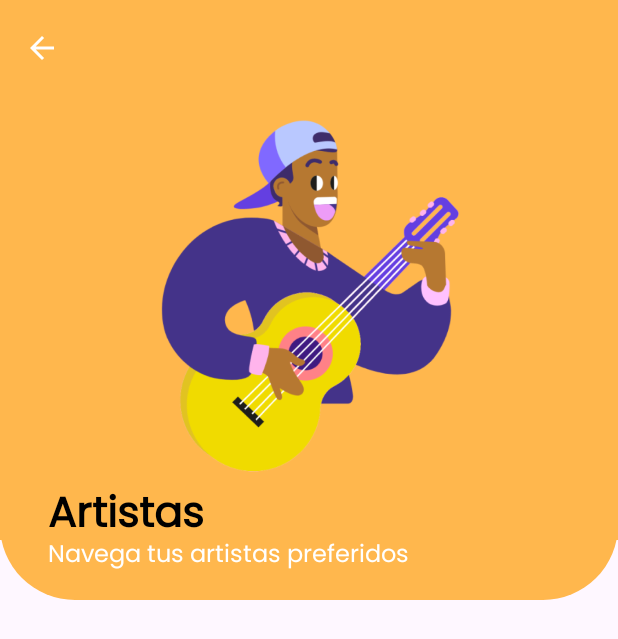
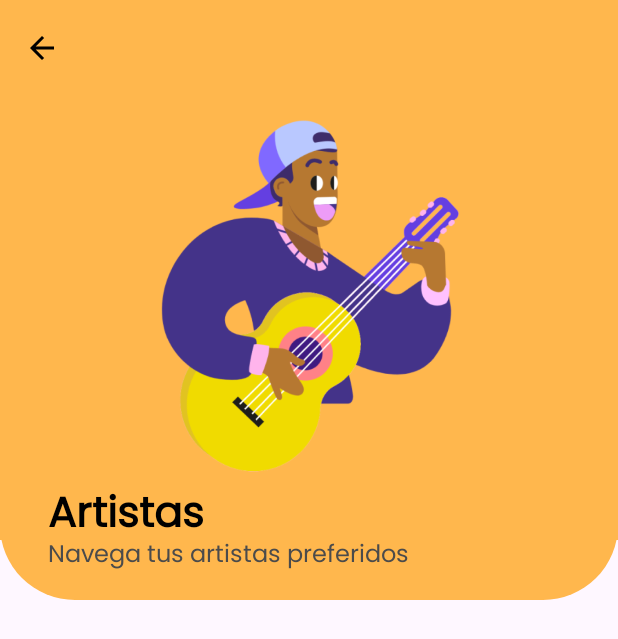
Before and after one commit to MISO-projects/VinilosApp, an Android app: the ArtistFragment screen opened through its navigation route, on a phone screen of 412 x 824 dp. Shown: the top 639 px of the screen. Run offline under Robolectric (Android 15) with nearby library versions, the phone set to English and light mode, and no system bars; our stand-ins replace Room's generated code; libraries missing offline, so code that uses them is left out: com.jakewharton.retrofit2; pictures from the network do not load.

Commit message:
fix: list of artists refactored for accessibility

```diff
--- a/app/src/main/java/com/miso/vinilosapp/ui/ArtistFragment.kt
+++ b/app/src/main/java/com/miso/vinilosapp/ui/ArtistFragment.kt
@@ -6,6 +6,7 @@ import android.view.View
 import android.view.ViewGroup
 import android.widget.Toast
 import androidx.appcompat.app.AppCompatActivity
+import androidx.core.content.ContextCompat
 import androidx.fragment.app.Fragment
 import androidx.lifecycle.Observer
 import androidx.lifecycle.ViewModelProvider
@@ -46,6 +47,9 @@ class ArtistFragment : Fragment() {
             activity.setSupportActionBar(binding.toolbar)
             if (activity.supportActionBar != null) {
                 activity.supportActionBar!!.setDisplayHomeAsUpEnabled(true)
+                binding.toolbar.navigationIcon?.setTint(
+                    ContextCompat.getColor(requireContext(), R.color.black)
+                )
             }
         }
 
--- a/app/src/main/res/layout/fragment_artist.xml
+++ b/app/src/main/res/layout/fragment_artist.xml
@@ -8,7 +8,7 @@
     <com.google.android.material.appbar.AppBarLayout
         android:id="@+id/appBarLayout"
         android:layout_width="match_parent"
-        android:layout_height="400dp"
+        android:layout_height="wrap_content"
         android:theme="@style/ThemeOverlay.AppCompat.Dark.ActionBar">
 
         <!-- CollapsingToolbarLayout para el efecto de colapso -->
@@ -32,7 +32,7 @@
 
             <ImageView
                 android:layout_width="match_parent"
-                android:layout_height="match_parent"
+                android:layout_height="400dp"
                 android:contentDescription="@null"
                 android:scaleType="centerCrop"
                 android:src="@drawable/img_the_artist"
@@ -63,7 +63,7 @@
                 android:layout_marginBottom="16dp"
                 android:layout_gravity="bottom|start"
                 android:text="@string/collapsing_toolbar_artist_subtitle"
-                android:textColor="@color/white"
+                android:textColor="@color/subtitle"
                 android:textSize="16sp"
                 app:layout_collapseMode="parallax"/>
 
--- a/app/src/main/res/values/colors.xml
+++ b/app/src/main/res/values/colors.xml
@@ -8,6 +8,7 @@
     <color name="teal_700">#FF018786</color>
     <color name="orange_300">#FFB74D</color>
     <color name="black">#FF000000</color>
+    <color name="subtitle">#4B4B4B</color>
     <color name="white">#FFFFFFFF</color>
     <color name="warning">#FFAC4B</color>
 </resources>
```
